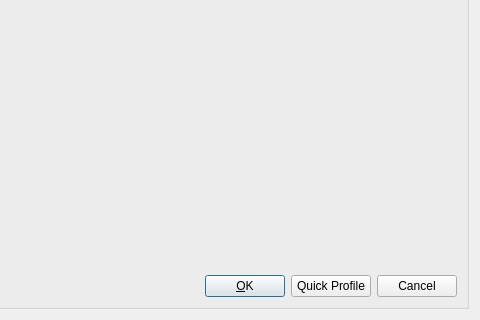
Above: src/app/ui/profilerdialog.ui from nmapsi4/nmapsi4 before the change; both pictures show x 159 to 639 and y 259 to 579 of the 639 by 579 pixel window. Below: the same form after it.
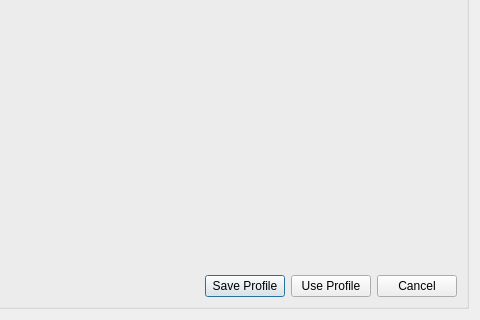
That is the form after the change. Icons and pictures are not drawn.

Commit message: Profiler: change buttons labels.

```diff
--- a/src/app/ui/profilerdialog.ui
+++ b/src/app/ui/profilerdialog.ui
@@ -192,7 +192,7 @@
                 <item>
                  <widget class="QPushButton" name="doneButton">
                   <property name="text">
-                   <string>&amp;OK</string>
+                   <string>Save Profile</string>
                   </property>
                   <property name="icon">
                    <iconset resource="../../images.qrc">
@@ -206,7 +206,7 @@
                    <string>Do not save the profile</string>
                   </property>
                   <property name="text">
-                   <string>Quick Profile</string>
+                   <string>Use Profile</string>
                   </property>
                   <property name="icon">
                    <iconset resource="../../images.qrc">
```
Left out of the diff: 2 changed lines with no effect on the pictures.
